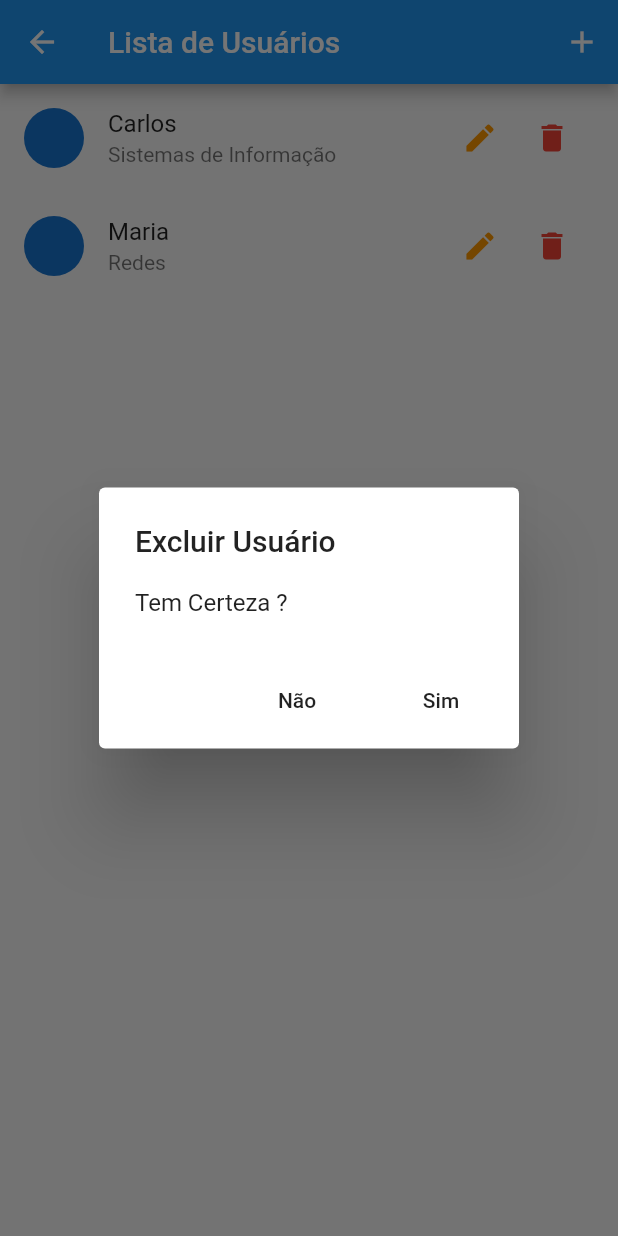
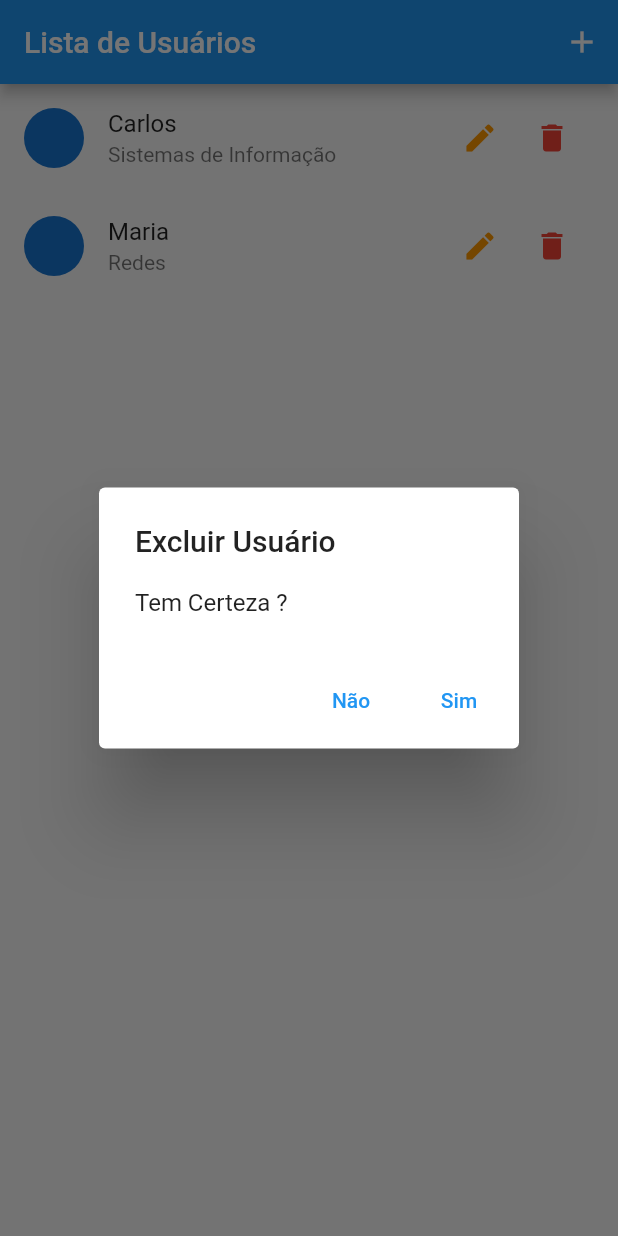
Before and after one commit to ridney2019/Alumni, a Flutter app: the UserList screen opened directly, after a tap on the "delete" icon, on a phone screen of 412 x 824 dp. Run offline on Flutter 3.47's test engine with Material 2 defaults, Android fonts, the phone set to English and light mode, and no system bars; network calls fail.

Commit message:
refatorando código

```diff
--- a/alumni_app/lib/components/user_tile.dart
+++ b/alumni_app/lib/components/user_tile.dart
@@ -7,13 +7,14 @@
 
 class UserTile extends StatelessWidget {
   final User user;
+  // ignore: use_key_in_widget_constructors
   const UserTile(this.user);
 
   @override
   Widget build(BuildContext context) {
     // não tenho url,  não exibe imagem, valida e mostra apenas o ícone
-    final avatar = user.avatarUrl == null || user.avatarUrl.isEmpty
-        ? CircleAvatar(child: Icon(Icons.person))
+    final avatar = user.avatarUrl.isEmpty
+        ? const CircleAvatar(child: Icon(Icons.person))
         : CircleAvatar(backgroundImage: NetworkImage(user.avatarUrl));
     //busca imagem na rede, não é necessário guadar img na aplicação
 
@@ -21,38 +22,38 @@
       leading: avatar,
       title: Text(user.nome),
       subtitle: Text(user.nomeCurso),
-      trailing: Container(
+      trailing: SizedBox(
           width: 100,
           child: Row(
             children: <Widget>[
               IconButton(
-                icon: Icon(Icons.edit),
+                icon: const Icon(Icons.edit),
                 color: Colors.orange,
                 onPressed: () {
                   Navigator.of(context).pushNamed(
-                    AppRoutes.USER_FORM,
+                    AppRoutes.userForm,
                     arguments: user,
                   );
                 },
               ),
               IconButton(
-                icon: Icon(Icons.delete),
+                icon: const Icon(Icons.delete),
                 color: Colors.red,
                 onPressed: () {
                   showDialog(
                     context: context,
                     builder: (ctx) => AlertDialog(
-                      title: Text('Excluir Usuário'),
-                      content: Text('Tem Certeza ?'),
+                      title: const Text('Excluir Usuário'),
+                      content: const Text('Tem Certeza ?'),
                       actions: <Widget>[
-                        FlatButton(
-                          child: Text('Não'),
+                        TextButton(
+                          child: const Text('Não'),
                           onPressed: () {
                             Navigator.of(context).pop();
                           },
                         ),
-                        FlatButton(
-                          child: Text('Sim'),
+                        TextButton(
+                          child: const Text('Sim'),
                           onPressed: () {
                             Provider.of<Users>(context, listen: false)
                                 .remover(user);
--- a/alumni_app/lib/data/dummy_users.dart
+++ b/alumni_app/lib/data/dummy_users.dart
@@ -1,7 +1,7 @@
 import 'package:alumni_app/models/user.dart';
 
-const DUMMY_USERS = {
-  '1': const User(
+const dummyUsers = {
+  '1': User(
       id: '1',
       nome: 'Carlos',
       nomeCurso: 'Sistemas de Informação',
@@ -12,7 +12,7 @@
       uf: 'TO',
       avatarUrl:
           'https://cdn.pixabay.com/photo/2016/11/01/21/11/avatar-1789663_960_720.png'),
-  '2': const User(
+  '2': User(
       id: '1',
       nome: 'Maria',
       nomeCurso: 'Redes',
--- a/alumni_app/lib/main.dart
+++ b/alumni_app/lib/main.dart
@@ -30,8 +30,8 @@
           ),
           //Rota do componente de navegação
           routes: {
-            AppRoutes.HOME: (_) => UserList(),
-            AppRoutes.USER_FORM: (_) => UserForm(),
+            AppRoutes.home: (_) => const UserList(),
+            AppRoutes.userForm: (_) => const UserForm(),
           },
         ));
   }
--- a/alumni_app/lib/provider/users.dart
+++ b/alumni_app/lib/provider/users.dart
@@ -9,7 +9,7 @@
 //padrão de projeto - change notifier implementa o Observer desing p.
 class Users with ChangeNotifier {
   //
-  final Map<String, User> _items = {...DUMMY_USERS};
+  final Map<String, User> _items = {...dummyUsers};
 
   //clone da lista items de MAP, sempre retorna
   //o clone se houver alteração só será incluido quando o método add for chamado
@@ -29,6 +29,7 @@
   //método, insere novo elemento se não existir no map, e alterar se existir com base na chave
   void put(User user) {
     //validação se o user não for nulo
+    // ignore: unnecessary_null_comparison
     if (user == null) {
       return;
     }
--- a/alumni_app/lib/routes/app_routes.dart
+++ b/alumni_app/lib/routes/app_routes.dart
@@ -1,4 +1,4 @@
 class AppRoutes {
-  static const HOME = '/';
-  static const USER_FORM = '/user-form';
+  static const home = '/';
+  static const userForm = '/user-form';
 }
--- a/alumni_app/lib/views/user_form.dart
+++ b/alumni_app/lib/views/user_form.dart
@@ -4,6 +4,8 @@
 import 'package:provider/provider.dart';
 
 class UserForm extends StatefulWidget {
+  const UserForm({Key? key}) : super(key: key);
+
   @override
   State<UserForm> createState() => _UserFormState();
 }
--- a/alumni_app/lib/views/user_list.dart
+++ b/alumni_app/lib/views/user_list.dart
@@ -18,7 +18,7 @@
           IconButton(
               onPressed: () {
                 //pilha de telas, adicionando em cima da home
-                Navigator.of(context).pushNamed(AppRoutes.USER_FORM);
+                Navigator.of(context).pushNamed(AppRoutes.userForm);
               },
               icon: const Icon(Icons.add))
         ],
```
Also changed, not shown: alumni_app/lib/views/instituicao_list.dart (deleted, +0 -181 lines), alumni_app/pubspec.yaml (+3 -5 lines), alumni_app/pubspec.lock, 1 other file.
